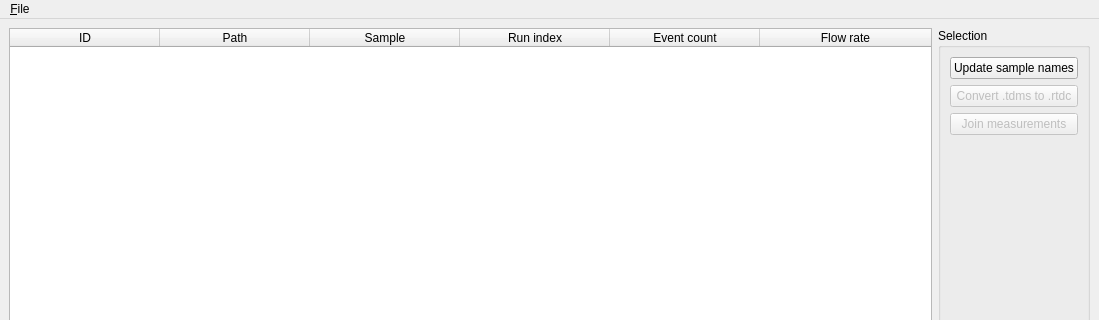
Qt form dckit/main.ui (DC-analysis/DCKit) before a commit; both pictures show x 0 to 1099 and y 0 to 320 of the 1099 by 634 pixel window.
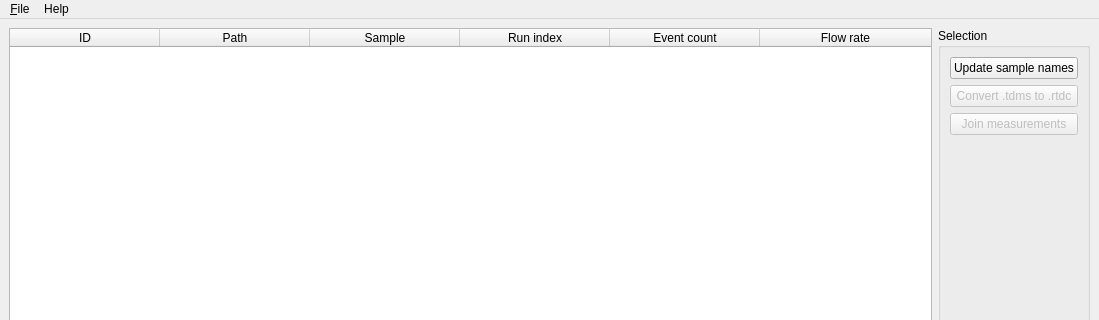
The same form after that commit.

Commit message: add help menu and update setup.py

The edit to the form file:
```diff
--- a/dckit/main.ui
+++ b/dckit/main.ui
@@ -149,7 +149,15 @@
     <addaction name="separator"/>
     <addaction name="action_Quit"/>
    </widget>
+   <widget class="QMenu" name="menuHelp">
+    <property name="title">
+     <string>Help</string>
+    </property>
+    <addaction name="actionSoftware"/>
+    <addaction name="actionAbout"/>
+   </widget>
    <addaction name="menuFile"/>
+   <addaction name="menuHelp"/>
   </widget>
   <widget class="QStatusBar" name="statusbar"/>
   <action name="action_add">
```
Left out of the diff: 10 changed lines with no effect on the pictures. The commit also changes 2 other files.
